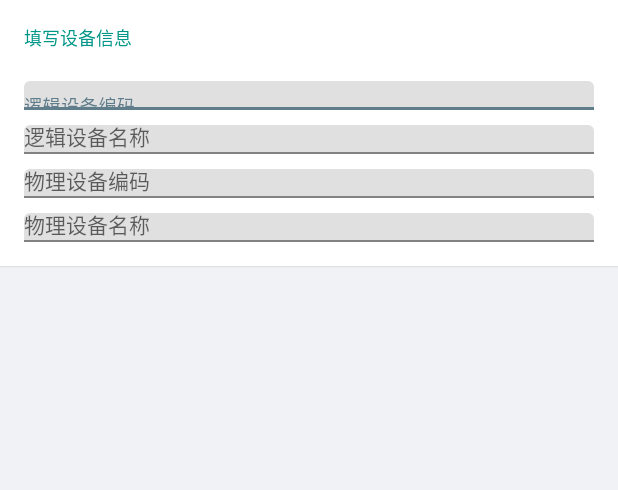
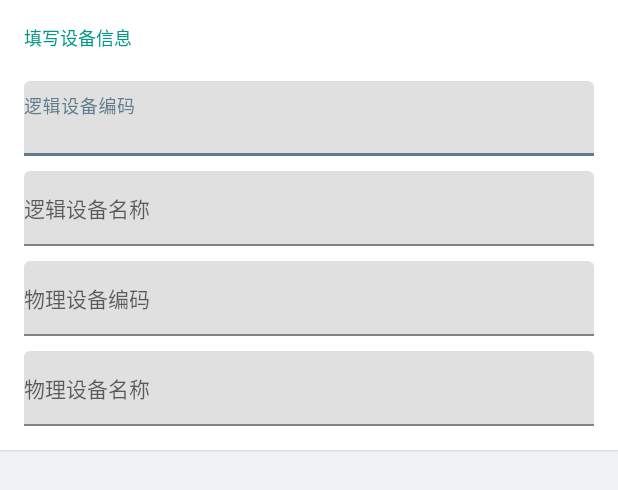
Before and after one commit to lizhenqiang/erp2011, an Android app: the layout snippet_work_order_editor_device.xml on its own in the app's theme, with its tools: preview values and no code run, on a phone screen of 412 x 824 dp. Shown: the top 490 px of the screen. Run offline under Robolectric (Android 15) with nearby library versions, the light colour scheme and no system bars.

Commit message:
快速工单

```diff
--- a/app/src/main/res/layout/card_work_order.xml
+++ b/app/src/main/res/layout/card_work_order.xml
@@ -1,7 +1,7 @@
 <?xml version="1.0" encoding="utf-8"?>
 
 
-<android.support.v7.widget.CardView
+<androidx.cardview.widget.CardView
     android:id="@+id/card"
     xmlns:android="http://schemas.android.com/apk/res/android"
     xmlns:app="http://schemas.android.com/apk/res-auto"
@@ -17,7 +17,7 @@
         android:layout_height="wrap_content"
         android:orientation="vertical">
 
-        <android.support.v7.widget.Toolbar
+        <androidx.appcompat.widget.Toolbar
             android:id="@+id/toolbar"
             style="@style/Widget.Afc.Toolbar.Card"
             android:layout_width="match_parent"
@@ -193,4 +193,4 @@
         </LinearLayout>
     </LinearLayout>
 
-</android.support.v7.widget.CardView>
+</androidx.cardview.widget.CardView>
--- a/app/src/main/res/layout/snippet_work_order_editor_device.xml
+++ b/app/src/main/res/layout/snippet_work_order_editor_device.xml
@@ -8,7 +8,7 @@
   ~ This file is originally created by San.
   -->
 
-<android.support.v7.widget.CardView xmlns:android="http://schemas.android.com/apk/res/android"
+<androidx.cardview.widget.CardView xmlns:android="http://schemas.android.com/apk/res/android"
     xmlns:app="http://schemas.android.com/apk/res-auto"
     android:layout_width="match_parent"
     android:layout_height="wrap_content"
@@ -32,7 +32,7 @@
             android:textAppearance="@style/TextAppearance.AppCompat.Caption"
             android:textColor="@color/accent" />
 
-        <android.support.design.widget.TextInputLayout
+        <com.google.android.material.textfield.TextInputLayout
             android:layout_width="match_parent"
             android:layout_height="wrap_content"
             android:layout_marginTop="10dp">
@@ -40,13 +40,15 @@
             <AutoCompleteTextView
                 android:id="@+id/device_code"
                 android:layout_width="match_parent"
-                android:layout_height="wrap_content"
+                android:layout_height="50dp"
+                android:paddingBottom="5dp"
+                android:gravity="bottom"
                 android:hint="@string/hint_device_number"
                 android:textAppearance="@style/TextAppearance.AppCompat.Body1" />
-        </android.support.design.widget.TextInputLayout>
+        </com.google.android.material.textfield.TextInputLayout>
 
 
-        <android.support.design.widget.TextInputLayout
+        <com.google.android.material.textfield.TextInputLayout
             android:layout_width="match_parent"
             android:layout_height="wrap_content"
             android:layout_marginTop="10dp">
@@ -54,15 +56,17 @@
             <AutoCompleteTextView
                 android:id="@+id/device_name"
                 android:layout_width="match_parent"
-                android:layout_height="wrap_content"
+                android:layout_height="50dp"
+                android:paddingBottom="5dp"
+                android:gravity="bottom"
 
 
 
                 android:hint="@string/hint_device_name"
                 android:textAppearance="@style/TextAppearance.AppCompat.Body1" />
-        </android.support.design.widget.TextInputLayout>
+        </com.google.android.material.textfield.TextInputLayout>
 
-        <android.support.design.widget.TextInputLayout
+        <com.google.android.material.textfield.TextInputLayout
             android:layout_width="match_parent"
             android:layout_height="wrap_content"
             android:layout_marginTop="10dp">
@@ -70,12 +74,14 @@
             <AutoCompleteTextView
                 android:id="@+id/physic_code_word_order"
                 android:layout_width="match_parent"
-                android:layout_height="wrap_content"
+                android:layout_height="50dp"
+                android:paddingBottom="5dp"
+                android:gravity="bottom"
                 android:hint="@string/hint_physic__number"
                 android:textAppearance="@style/TextAppearance.AppCompat.Body1" />
-        </android.support.design.widget.TextInputLayout>
+        </com.google.android.material.textfield.TextInputLayout>
 
-        <android.support.design.widget.TextInputLayout
+        <com.google.android.material.textfield.TextInputLayout
             android:layout_width="match_parent"
             android:layout_height="wrap_content"
             android:layout_marginTop="10dp">
@@ -83,13 +89,15 @@
             <AutoCompleteTextView
                 android:id="@+id/physic_name_word_order"
                 android:layout_width="match_parent"
-                android:layout_height="wrap_content"
+                android:layout_height="50dp"
+                android:paddingBottom="5dp"
+                android:gravity="bottom"
                 android:hint="@string/hint_physic__name"
                 android:textAppearance="@style/TextAppearance.AppCompat.Body1" />
-        </android.support.design.widget.TextInputLayout>
+        </com.google.android.material.textfield.TextInputLayout>
 
 
     </LinearLayout>
-</android.support.v7.widget.CardView>
+</androidx.cardview.widget.CardView>
 
     <!--android:editable="false" -->
```
Also changed, not shown: app/src/main/java/cc/xingyan/android/afc/WorkOrderEditorFragment.java (+9 -5 lines), app/src/main/res/layout/snippet_work_order_editor_fault.xml (+21 -15 lines), app/src/main/res/layout/snippet_work_order_editor_operation.xml (+28 -20 lines), app/src/main/res/layout/snippet_work_order_viewer_device.xml (+10 -10 lines), app/src/main/res/layout/snippet_work_order_viewer_fault.xml (+21 -15 lines), app/src/main/res/layout/snippet_work_order_viewer_operation.xml (+30 -22 lines).
